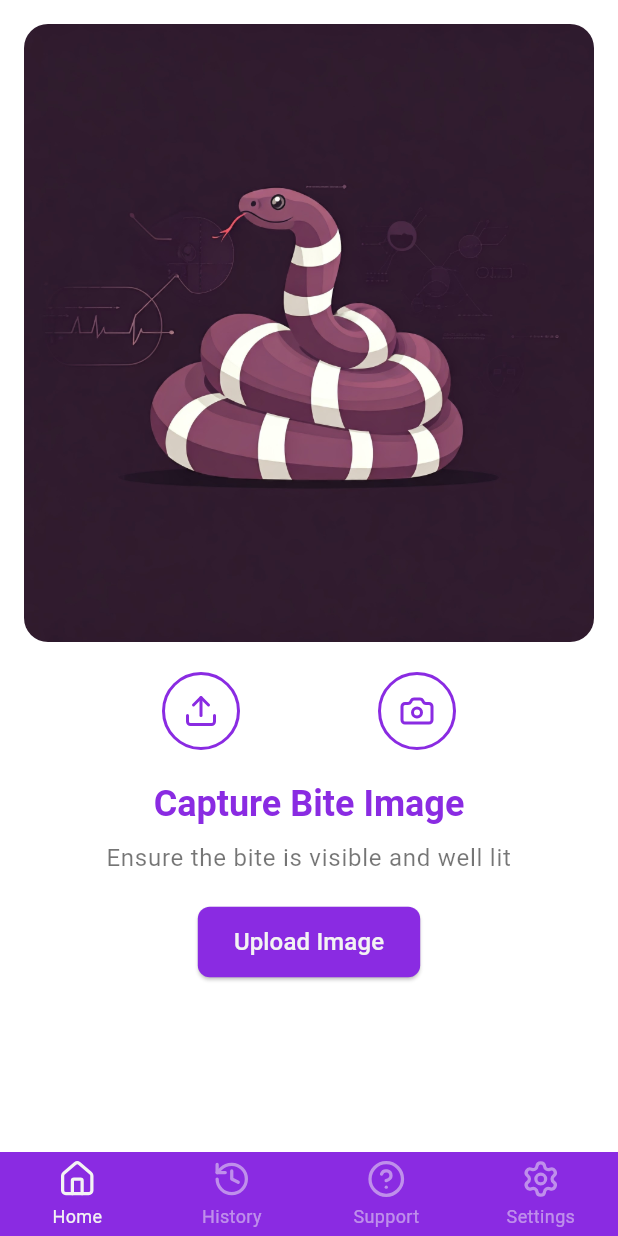
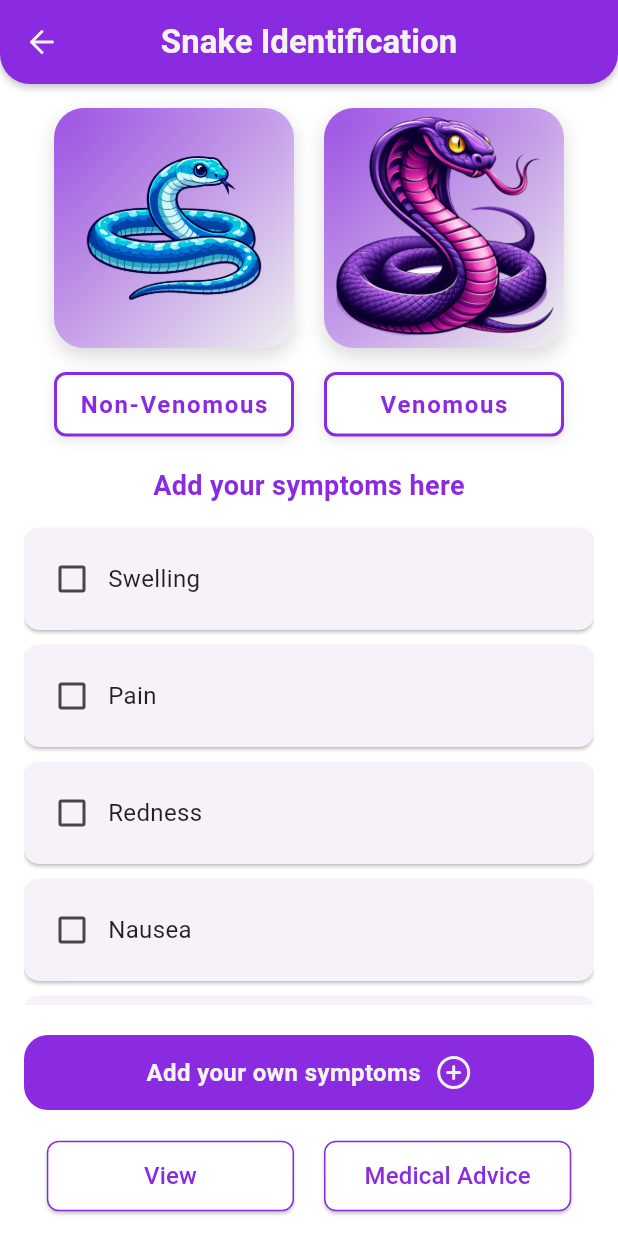
Before and after one commit to PraveenAththanayake/Snake-Bite-App, a Flutter app: the screen it shows after launch, after a tap on an icon or button, on a phone screen of 412 x 824 dp. Run offline on Flutter 3.47's test engine with Material 3 defaults, Android fonts, the phone set to English and light mode, and no system bars; drawn by our look-alikes of persistent_bottom_nav_bar; our stand-ins replace camera, lucide_icons, permission_handler.

Commit message:
feat: result screen ui

```diff
--- /dev/null
+++ b/lib/core/common/widgets/buttons/outline_button.dart
@@ -0,0 +1,32 @@
+import 'package:flutter/material.dart';
+import 'package:snake_bite_app/core/theme/color_palette.dart';
+
+class OutlineButton extends StatelessWidget {
+  final String text;
+  final VoidCallback onPressed;
+  const OutlineButton({super.key, required this.text, required this.onPressed});
+
+  @override
+  Widget build(BuildContext context) {
+    return SizedBox(
+      width: MediaQuery.of(context).size.width * 0.40,
+      child: ElevatedButton(
+        onPressed: onPressed,
+        style: ElevatedButton.styleFrom(
+          backgroundColor: ColorPalettes.background,
+          padding: const EdgeInsets.symmetric(horizontal: 10.0, vertical: 12.0),
+          shape: RoundedRectangleBorder(
+            borderRadius: BorderRadius.circular(8.0),
+            side: const BorderSide(
+              color: ColorPalettes.primary,
+            ),
+          ),
+        ),
+        child: Text(
+          text,
+          style: const TextStyle(fontSize: 16.0, color: ColorPalettes.primary),
+        ),
+      ),
+    );
+  }
+}
--- a/lib/features/home/home.dart
+++ b/lib/features/home/home.dart
@@ -6,6 +6,7 @@ import 'package:snake_bite_app/core/constants/images_strings.dart';
 import 'package:snake_bite_app/core/constants/text_string.dart';
 import 'package:snake_bite_app/core/theme/color_palette.dart';
 import 'package:snake_bite_app/features/capture/capture.dart';
+import 'package:snake_bite_app/features/result/result.dart';
 
 class HomeScreen extends StatelessWidget {
   const HomeScreen({super.key});
@@ -51,7 +52,12 @@ class HomeScreen extends StatelessWidget {
                     icon: LucideIcons.camera,
                     tooltip: 'Open Camera',
                     onPressed: () {
-                      // Handle camera button press
+                      Navigator.push(
+                        context,
+                        MaterialPageRoute(
+                          builder: (context) => const ResultScreen(),
+                        ),
+                      );
                     },
                   ),
                 ],
--- /dev/null
+++ b/lib/features/result/result.dart
@@ -0,0 +1,178 @@
+import 'package:flutter/material.dart';
+import 'package:lucide_icons/lucide_icons.dart';
+import 'package:snake_bite_app/core/common/widgets/appbar/appbar.dart';
+import 'package:snake_bite_app/core/common/widgets/buttons/animated_button.dart';
+import 'package:snake_bite_app/core/common/widgets/buttons/outline_button.dart';
+import 'package:snake_bite_app/core/theme/color_palette.dart';
+import 'package:snake_bite_app/features/result/widgets/snake_type_card.dart';
+import 'package:snake_bite_app/features/result/widgets/symptom_checkbox.dart';
+
+class ResultScreen extends StatefulWidget {
+  const ResultScreen({super.key});
+
+  @override
+  State<ResultScreen> createState() => _ResultScreenState();
+}
+
+class _ResultScreenState extends State<ResultScreen>
+    with AutomaticKeepAliveClientMixin {
+  final Map<String, bool> _symptoms = {
+    'Swelling': false,
+    'Pain': false,
+    'Redness': false,
+    'Nausea': false,
+    'Vomiting': false,
+  };
+
+  String? _selectedSnakeType;
+
+  @override
+  bool get wantKeepAlive => true;
+
+  void _addSymptom(String symptom) {
+    if (symptom.isNotEmpty) {
+      setState(() {
+        _symptoms[symptom] = false;
+      });
+    }
+  }
+
+  Future<void> _showAddSymptomDialog() async {
+    final TextEditingController symptomController = TextEditingController();
+
+    await showDialog(
+      context: context,
+      builder: (context) {
+        return StatefulBuilder(
+          builder: (BuildContext context, StateSetter setState) {
+            return AlertDialog(
+              title: const Text('Add Symptom'),
+              content: TextField(
+                controller: symptomController,
+                decoration: const InputDecoration(
+                  hintText: 'Enter symptom name',
+                ),
+              ),
+              actions: [
+                TextButton(
+                  onPressed: () {
+                    Navigator.of(context).pop();
+                  },
+                  child: const Text('Cancel'),
+                ),
+                ElevatedButton(
+                  onPressed: () {
+                    _addSymptom(symptomController.text);
+                    Navigator.of(context).pop();
+                  },
+                  child: const Text('Add'),
+                ),
+              ],
+            );
+          },
+        );
+      },
+    );
+
+    symptomController.dispose();
+  }
+
+  void _selectSnakeType(String snakeType) {
+    setState(() {
+      _selectedSnakeType = snakeType;
+    });
+  }
+
+  @override
+  Widget build(BuildContext context) {
+    super.build(context);
+
+    return Scaffold(
+      appBar: CustomAppBar(
+        title: 'Snake Identification',
+        centerTitle: true,
+        leading: IconButton(
+          icon: const Icon(
+            LucideIcons.arrowLeft,
+            color: ColorPalettes.accent,
+          ),
+          onPressed: () {
+            Navigator.pop(context);
+          },
+        ),
+      ),
+      body: Padding(
+        padding: const EdgeInsets.all(16.0),
+        child: Column(
+          crossAxisAlignment: CrossAxisAlignment.stretch,
+          children: [
+            Row(
+              mainAxisAlignment: MainAxisAlignment.spaceEvenly,
+              children: [
+                SnakeTypeCard(
+                  imagePath: 'assets/images/non-venomous.png',
+                  text: 'Non-Venomous',
+                  isSelected: _selectedSnakeType == 'Non-Venomous',
+                  onTap: () => _selectSnakeType('Non-Venomous'),
+                ),
+                SnakeTypeCard(
+                  imagePath: 'assets/images/venomous.png',
+                  text: 'Venomous',
+                  isSelected: _selectedSnakeType == 'Venomous',
+                  onTap: () => _selectSnakeType('Venomous'),
+                ),
+              ],
+            ),
+            const SizedBox(height: 20),
+            const Text(
+              'Add your symptoms here',
+              style: TextStyle(
+                fontSize: 18,
+                color: ColorPalettes.primary,
+                fontWeight: FontWeight.bold,
+              ),
+              textAlign: TextAlign.center,
+            ),
+            const SizedBox(height: 10),
+            Expanded(
+              child: ListView(
+                children: _symptoms.keys.map((symptom) {
+                  return SymptomCheckbox(
+                    symptomName: symptom,
+                    value: _symptoms[symptom]!,
+                    onChanged: (bool? newValue) {
+                      setState(() {
+                        _symptoms[symptom] = newValue ?? false;
+                      });
+                    },
+                  );
+                }).toList(),
+              ),
+            ),
+            const SizedBox(height: 20),
+            AnimatedButton(
+              text: 'Add your own symptoms',
+              icon: LucideIcons.plusCircle,
+              onPressed: _showAddSymptomDialog,
+            ),
+            const SizedBox(height: 20),
+            Row(
+              mainAxisAlignment: MainAxisAlignment.center,
+              children: [
+                OutlineButton(
+                  text: 'View',
+                  onPressed: () {},
+                ),
+                const SizedBox(width: 20),
+                OutlineButton(
+                  text: 'Medical Advice',
+                  onPressed: () {},
+                ),
+              ],
+            ),
+          ],
+        ),
+      ),
+    );
+  }
+}
--- /dev/null
+++ b/lib/features/result/widgets/snake_type_card.dart
@@ -0,0 +1,108 @@
+import 'package:flutter/material.dart';
+import 'package:snake_bite_app/core/theme/color_palette.dart';
+
+class SnakeTypeCard extends StatelessWidget {
+  final String imagePath;
+  final String text;
+  final bool isSelected;
+  final VoidCallback onTap;
+
+  const SnakeTypeCard({
+    Key? key,
+    required this.imagePath,
+    required this.text,
+    required this.isSelected,
+    required this.onTap,
+  }) : super(key: key);
+
+  @override
+  Widget build(BuildContext context) {
+    return GestureDetector(
+      onTap: onTap,
+      child: Column(
+        children: [
+          _buildImageCard(),
+          const SizedBox(height: 16),
+          _buildTextCard(),
+        ],
+      ),
+    );
+  }
+
+  Widget _buildImageCard() {
+    return Container(
+      height: 160,
+      width: 160,
+      decoration: BoxDecoration(
+        gradient: LinearGradient(
+          colors: isSelected
+              ? (text == 'Non-Venomous'
+                  ? [
+                      Colors.green.withOpacity(0.8),
+                      Colors.greenAccent.withOpacity(0.8)
+                    ]
+                  : [
+                      Colors.red.withOpacity(0.8),
+                      Colors.redAccent.withOpacity(0.8)
+                    ])
+              : [
+                  ColorPalettes.primary.withOpacity(0.8),
+                  ColorPalettes.secondary.withOpacity(0.8)
+                ],
+          begin: Alignment.topLeft,
+          end: Alignment.bottomRight,
+        ),
+        borderRadius: BorderRadius.circular(20),
+        boxShadow: [
+          BoxShadow(
+            color: Colors.black.withOpacity(0.15),
+            blurRadius: 10,
+            offset: const Offset(0, 5),
+          ),
+        ],
+      ),
+      child: ClipRRect(
+        borderRadius: BorderRadius.circular(20),
+        child: Image.asset(
+          imagePath,
+          fit: BoxFit.cover,
+        ),
+      ),
+    );
+  }
+
+  Widget _buildTextCard() {
+    return Container(
+      width: 160,
+      padding: const EdgeInsets.symmetric(vertical: 8, horizontal: 12),
+      decoration: BoxDecoration(
+        color: isSelected
+            ? (text == 'Non-Venomous' ? Colors.green : Colors.red)
+            : ColorPalettes.background,
+        border: Border.all(
+          color: ColorPalettes.primary,
+          width: 2,
+        ),
+        borderRadius: BorderRadius.circular(8),
+        boxShadow: [
+          BoxShadow(
+            color: Colors.black.withOpacity(0.1),
+            blurRadius: 6,
+            offset: const Offset(0, 3),
+          ),
+        ],
+      ),
+      child: Center(
+        child: Text(
+          text,
+          style: TextStyle(
+            color: isSelected ? Colors.white : ColorPalettes.primary,
+            fontSize: 16,
+            fontWeight: FontWeight.w600,
+            letterSpacing: 1.1,
+          ),
+        ),
+      ),
+    );
+  }
+}
--- /dev/null
+++ b/lib/features/result/widgets/symptom_checkbox.dart
@@ -0,0 +1,44 @@
+import 'package:flutter/material.dart';
+import 'package:snake_bite_app/core/theme/color_palette.dart';
+
+class SymptomCheckbox extends StatelessWidget {
+  final String symptomName;
+  final bool value;
+  final ValueChanged<bool?> onChanged;
+
+  const SymptomCheckbox({
+    Key? key,
+    required this.symptomName,
+    required this.value,
+    required this.onChanged,
+  }) : super(key: key);
+
+  @override
+  Widget build(BuildContext context) {
+    return Card(
+      shape: RoundedRectangleBorder(
+        borderRadius: BorderRadius.circular(10),
+      ),
+      margin: const EdgeInsets.symmetric(vertical: 5),
+      child: Padding(
+        padding: const EdgeInsets.symmetric(vertical: 10, horizontal: 8),
+        child: Row(
+          children: [
+            Checkbox(
+              value: value,
+              onChanged: onChanged,
+              activeColor: ColorPalettes.primary,
+            ),
+            Text(
+              symptomName,
+              style: const TextStyle(
+                fontSize: 16,
+                color: Colors.black87,
+              ),
+            ),
+          ],
+        ),
+      ),
+    );
+  }
+}
--- a/pubspec.yaml
+++ b/pubspec.yaml
@@ -28,7 +28,8 @@ flutter:
   uses-material-design: true
 
   assets:
-    - assets/images/home.jpeg
+    - assets/
+    - assets/images/
 
   # fonts:
   #   - family: Schyler
```
Also changed, not shown: assets/images/non-venomous.png (added), assets/images/venomous.png (added).
